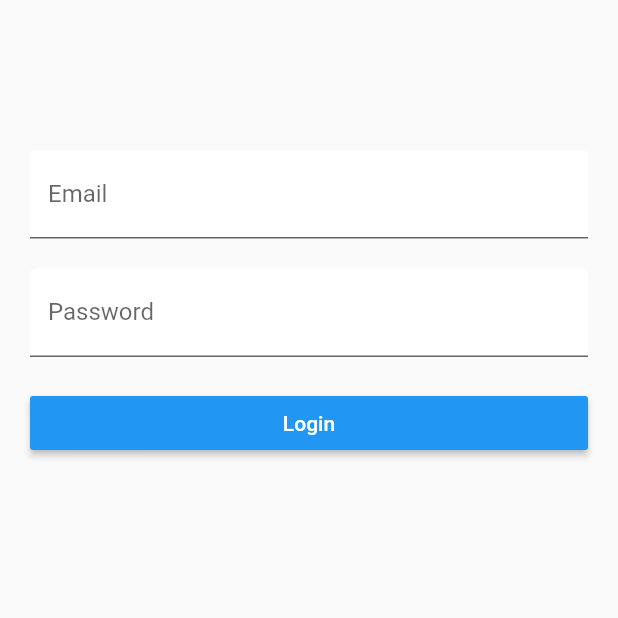
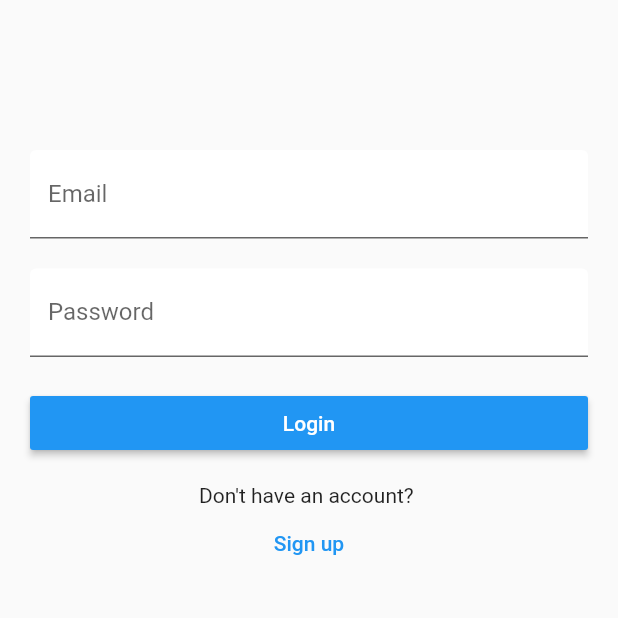
Before and after one commit to Mgrabowski147/MarkdownNotesFlutter, a Flutter app: the screen it shows after launch, after a tap on "Login", on a phone screen of 412 x 824 dp, the top half of it. Run offline on Flutter 3.47's test engine with Material 2 defaults, Android fonts, the phone set to English and light mode, and no system bars; our stand-ins replace cloud_firestore, firebase_auth, flutter_markdown, google_sign_in; accounts and stored records are empty; network calls fail.

```diff
--- a/lib/data-store/DbStore.dart
+++ b/lib/data-store/DbStore.dart
@@ -7,8 +7,7 @@ class DbStore {
   static Future<List<CardItemModel>> getUserCards() async {
     FirebaseAuth _auth = FirebaseAuth.instance;
 
-    var currentUser = await _auth.signInWithEmailAndPassword(
-        email: 'mail@gmail.com', password: 'test123');
+    var currentUser = await _auth.currentUser();
 
     print('uid');
     print(currentUser.uid);
--- a/lib/loginPage.dart
+++ b/lib/loginPage.dart
@@ -1,6 +1,7 @@
 import 'package:flutter/material.dart';
 import 'package:firebase_auth/firebase_auth.dart';
 import 'ScrollingPage.dart';
+import 'package:flutter/services.dart';
 
 class LoginPage extends StatefulWidget {
   LoginPage({this.title});
@@ -15,6 +16,7 @@ class _LoginPageState extends State<LoginPage> {
 
   TextEditingController _passwordController = TextEditingController();
   TextEditingController _emailController = TextEditingController();
+  bool _isLoading = false;
 
   Widget _buildLayoutContainer(BuildContext context) {
     return SingleChildScrollView(
@@ -42,7 +44,8 @@ class _LoginPageState extends State<LoginPage> {
           SizedBox(
             height: 20,
           ),
-          _buildSubmitButton(context)
+          _buildSubmitButton(context),
+          _buildSignUpText(context),
         ],
       ),
     );
@@ -91,19 +94,56 @@ class _LoginPageState extends State<LoginPage> {
     );
   }
 
+  Widget _buildSignUpText(BuildContext context) {
+    return Center(
+     child: Column(
+       mainAxisSize: MainAxisSize.min,
+       children: <Widget>[
+         Text(" "),
+         Text("Don't have an account? "),
+         FlatButton(
+          textColor: Colors.blue,
+          onPressed: _onPressedSignUp,
+          child: Text("Sign up"),
+          shape: CircleBorder(side: BorderSide(color: Colors.transparent))
+       )
+      ]
+     )
+    );
+  }
+
   void _onPressedLoginButton() async {
+    if(!_isLoading) {
+      _isLoading = true;
+
       FirebaseAuth _auth = FirebaseAuth.instance;
       var a = _emailController.text;
-    var currentUser = await _auth.signInWithEmailAndPassword(
+      var currentUser;
+      try {
+        currentUser = await _auth.signInWithEmailAndPassword(
           //email: 'mail@gmail.com', password: 'test123');
             email: _emailController.text, password: _passwordController.text);
-    if(currentUser == null)
+      }
+      on PlatformException catch (error)
+      {
+        print(error);
+        // TODO: display error message
+      }
+
+      if(currentUser == null) {
+        _isLoading = false;
         return; // TODO: print some error messsage
+      }
       Navigator.of(context)
           .push<HomePage>(new MaterialPageRoute(
         builder: (context) =>
-          HomePage(currentUser.uid),
+            HomePage(),
       ));
+      _isLoading = false;
+    }
+  }
+
+  void _onPressedSignUp() {
 
   }
 
```
Also changed, not shown: lib/ScrollingPage.dart (+1 -7 lines). Lines whose indentation alone changed are shown as unchanged.
